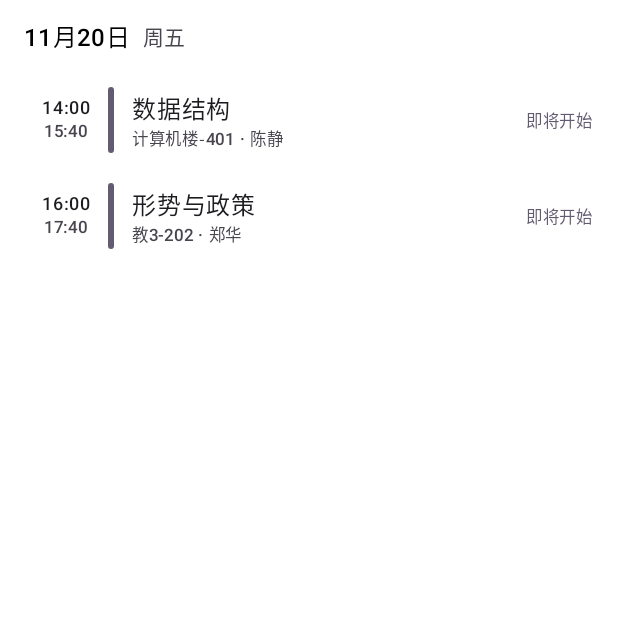
After one commit to 3beuml/UniPocket, an Android app built with Jetpack Compose: the composable TodayTab shown on its own in the app's theme, on a phone screen of 412 x 824 dp, the top half of it. The commit adds this screen. Run offline under Robolectric (Android 15) with nearby library versions, the phone set to English and light mode, and no system bars.

Commit message:
core-ui：今天页与今日课程时间轴
- todayItems()：当天课程按开始时刻排序、节次缺失跳过、进行中/即将开始/已结束三态，5 个单测
- TodayScreen：只画有课时段，不画课间空档；空态与加载态
- demo：底栏改为「今天 / 课表 / 空教室 / 专注 / 设置」，今天为首页
- 文档：README 与设计文档同步；接入指南补今天页复用法

```diff
--- /dev/null
+++ b/core-ui/src/main/kotlin/com/unipocket/ui/today/TodayItem.kt
@@ -0,0 +1,57 @@
+package com.unipocket.ui.today
+
+import com.unipocket.domain.Course
+import com.unipocket.domain.SchoolConfig
+import java.time.LocalTime
+import java.time.format.DateTimeFormatter
+
+/** 今天某节课相对当前时刻的状态 */
+enum class TodayStatus { ONGOING, UPCOMING, FINISHED }
+
+/** 今天时间轴上的一条：课程 + 真实起止时刻 + 状态 */
+data class TodayItem(
+    val course: Course,
+    val start: LocalTime,
+    val end: LocalTime,
+    val status: TodayStatus,
+) {
+    /** "08:00-09:40" */
+    val timeText: String get() = "${start.format(HH_MM)}-${end.format(HH_MM)}"
+
+    val statusLabel: String
+        get() = when (status) {
+            TodayStatus.ONGOING -> "进行中"
+            TodayStatus.UPCOMING -> "即将开始"
+            TodayStatus.FINISHED -> "已结束"
+        }
+
+    private companion object {
+        val HH_MM: DateTimeFormatter = DateTimeFormatter.ofPattern("HH:mm")
+    }
+}
+
+/**
+ * 把某一天的课程整理成今天时间轴。
+ *
+ * - 只保留 [dayOfWeek] 当天的课；
+ * - 节次在 [SchoolConfig] 里查不到起止时间的条目会被跳过（数据不完整时不画错位置）；
+ * - 按开始时刻排序；
+ * - [now] 决定每条的 [TodayStatus]：结束时刻之前算"进行中"，之后算"已结束"。
+ */
+fun List<Course>.todayItems(
+    config: SchoolConfig,
+    dayOfWeek: Int,
+    now: LocalTime,
+): List<TodayItem> =
+    filter { it.dayOfWeek == dayOfWeek }
+        .mapNotNull { course ->
+            val start = config.period(course.startPeriod)?.start ?: return@mapNotNull null
+            val end = config.period(course.endPeriod)?.end ?: return@mapNotNull null
+            val status = when {
+                now >= end -> TodayStatus.FINISHED
+                now >= start -> TodayStatus.ONGOING
+                else -> TodayStatus.UPCOMING
+            }
+            TodayItem(course = course, start = start, end = end, status = status)
+        }
+        .sortedBy { it.start }
--- /dev/null
+++ b/core-ui/src/main/kotlin/com/unipocket/ui/today/TodayScreen.kt
@@ -0,0 +1,179 @@
+package com.unipocket.ui.today
+
+import androidx.compose.foundation.background
+import androidx.compose.foundation.clickable
+import androidx.compose.foundation.layout.Arrangement
+import androidx.compose.foundation.layout.Box
+import androidx.compose.foundation.layout.Column
+import androidx.compose.foundation.layout.PaddingValues
+import androidx.compose.foundation.layout.Row
+import androidx.compose.foundation.layout.Spacer
+import androidx.compose.foundation.layout.fillMaxSize
+import androidx.compose.foundation.layout.fillMaxWidth
+import androidx.compose.foundation.layout.height
+import androidx.compose.foundation.layout.padding
+import androidx.compose.foundation.layout.width
+import androidx.compose.foundation.lazy.LazyColumn
+import androidx.compose.foundation.lazy.items
+import androidx.compose.foundation.shape.RoundedCornerShape
+import androidx.compose.material3.CircularProgressIndicator
+import androidx.compose.material3.MaterialTheme
+import androidx.compose.material3.Text
+import androidx.compose.runtime.Composable
+import androidx.compose.ui.Alignment
+import androidx.compose.ui.Modifier
+import androidx.compose.ui.draw.clip
+import androidx.compose.ui.graphics.Color
+import androidx.compose.ui.text.font.FontWeight
+import androidx.compose.ui.unit.dp
+import com.unipocket.domain.Course
+import java.time.LocalDate
+import java.time.format.DateTimeFormatter
+
+/**
+ * 今天页（无状态）：把今天剩下的课排成时间轴。
+ *
+ * 课间空档刻意不画——只在有课时出现，避免制造"必须填满"的噪音。
+ */
+@Composable
+fun TodayScreen(
+    date: LocalDate,
+    items: List<TodayItem>,
+    modifier: Modifier = Modifier,
+    isLoading: Boolean = false,
+    onCourseClick: (Course) -> Unit = {},
+) {
+    Column(modifier) {
+        Row(
+            modifier = Modifier
+                .fillMaxWidth()
+                .padding(horizontal = 16.dp, vertical = 12.dp),
+            verticalAlignment = Alignment.CenterVertically,
+        ) {
+            Text(
+                text = date.format(DATE_FORMAT),
+                style = MaterialTheme.typography.titleMedium,
+            )
+            Spacer(Modifier.width(8.dp))
+            Text(
+                text = weekdayName(date),
+                style = MaterialTheme.typography.bodyMedium,
+                color = MaterialTheme.colorScheme.onSurfaceVariant,
+            )
+        }
+
+        Box(Modifier.weight(1f)) {
+            when {
+                isLoading -> CircularProgressIndicator(Modifier.align(Alignment.Center))
+
+                items.isEmpty() -> Column(
+                    modifier = Modifier.align(Alignment.Center),
+                    horizontalAlignment = Alignment.CenterHorizontally,
+                ) {
+                    Text(
+                        text = "今天没有课程",
+                        style = MaterialTheme.typography.titleMedium,
+                    )
+                    Text(
+                        text = "好好休息，或者去番茄钟专注一会儿",
+                        style = MaterialTheme.typography.bodySmall,
+                        color = MaterialTheme.colorScheme.onSurfaceVariant,
+                    )
+                }
+
+                else -> LazyColumn(
+                    modifier = Modifier.fillMaxSize(),
+                    contentPadding = PaddingValues(horizontal = 16.dp, vertical = 4.dp),
+                    verticalArrangement = Arrangement.spacedBy(8.dp),
+                ) {
+                    items(items, key = { it.course.id }) { item ->
+                        TodayRow(item = item, onClick = { onCourseClick(item.course) })
+                    }
+                }
+            }
+        }
+    }
+}
+
+@Composable
+private fun TodayRow(item: TodayItem, onClick: () -> Unit) {
+    val accent = when (item.status) {
+        TodayStatus.ONGOING -> MaterialTheme.colorScheme.primary
+        TodayStatus.UPCOMING -> MaterialTheme.colorScheme.secondary
+        TodayStatus.FINISHED -> MaterialTheme.colorScheme.outlineVariant
+    }
+    val contentAlpha = if (item.status == TodayStatus.FINISHED) 0.55f else 1f
+
+    Row(
+        modifier = Modifier
+            .fillMaxWidth()
+            .clip(RoundedCornerShape(10.dp))
+            .clickable(onClick = onClick)
+            .padding(vertical = 6.dp),
+        verticalAlignment = Alignment.CenterVertically,
+    ) {
+        Column(
+            modifier = Modifier.width(56.dp),
+            horizontalAlignment = Alignment.CenterHorizontally,
+        ) {
+            Text(
+                text = item.start.format(HH_MM),
+                style = MaterialTheme.typography.labelMedium,
+                color = MaterialTheme.colorScheme.onSurface.copy(alpha = contentAlpha),
+            )
+            Text(
+                text = item.end.format(HH_MM),
+                style = MaterialTheme.typography.labelSmall,
+                color = MaterialTheme.colorScheme.onSurfaceVariant.copy(alpha = contentAlpha),
+            )
+        }
+
+        Box(
+            modifier = Modifier
+                .width(4.dp)
+                .height(44.dp)
+                .clip(RoundedCornerShape(2.dp))
+                .background(accent),
+        )
+
+        Column(
+            modifier = Modifier
+                .weight(1f)
+                .padding(start = 12.dp),
+        ) {
+            Text(
+                text = item.course.name,
+                style = MaterialTheme.typography.bodyLarge,
+                fontWeight = if (item.status == TodayStatus.ONGOING) FontWeight.SemiBold else FontWeight.Normal,
+                color = MaterialTheme.colorScheme.onSurface.copy(alpha = contentAlpha),
+            )
+            val detail = listOfNotNull(item.course.room, item.course.teacher)
+                .filter { it.isNotBlank() }
+                .joinToString(" · ")
+            if (detail.isNotEmpty()) {
+                Text(
+                    text = detail,
+                    style = MaterialTheme.typography.labelSmall,
+                    color = MaterialTheme.colorScheme.onSurfaceVariant.copy(alpha = contentAlpha),
+                )
+            }
+        }
+
+        Text(
+            text = item.statusLabel,
+            style = MaterialTheme.typography.labelSmall,
+            color = if (item.status == TodayStatus.FINISHED) {
+                MaterialTheme.colorScheme.onSurfaceVariant
+            } else {
+                accent
+            },
+        )
+    }
+}
+
+private val DATE_FORMAT: DateTimeFormatter = DateTimeFormatter.ofPattern("M月d日")
+private val HH_MM: DateTimeFormatter = DateTimeFormatter.ofPattern("HH:mm")
+
+private fun weekdayName(date: LocalDate): String =
+    listOf("周一", "周二", "周三", "周四", "周五", "周六", "周日")
+        .getOrElse(date.dayOfWeek.value - 1) { "" }
--- a/demo/src/main/kotlin/com/unipocket/demo/MainActivity.kt
+++ b/demo/src/main/kotlin/com/unipocket/demo/MainActivity.kt
@@ -26,6 +26,7 @@ import com.unipocket.ui.AppTab
 import com.unipocket.ui.UniPocketTheme
 
 private val demoTabs = listOf(
+    AppTab(id = "today", label = "今天"),
     AppTab(id = "schedule", label = "课表"),
     AppTab(id = "rooms", label = "空教室"),
     AppTab(id = "focus", label = "专注"),
@@ -89,13 +90,15 @@ private fun DemoApp() {
                 "rooms" -> RoomTab()
                 "focus" -> FocusTab()
                 "settings" -> SettingsTab(prefsRepository)
-                else -> TimetableTab(prefs = prefs)
+                "schedule" -> TimetableTab(prefs = prefs)
+                else -> TodayTab()
             }
         }
     }
 }
 
 private fun titleFor(tabId: String): String = when (tabId) {
+    "today" -> "今天"
     "rooms" -> "空教室"
     "focus" -> "专注"
     "settings" -> "设置"
--- /dev/null
+++ b/demo/src/main/kotlin/com/unipocket/demo/TodayTab.kt
@@ -0,0 +1,51 @@
+package com.unipocket.demo
+
+import androidx.compose.runtime.Composable
+import androidx.compose.runtime.LaunchedEffect
+import androidx.compose.runtime.getValue
+import androidx.compose.runtime.mutableStateOf
+import androidx.compose.runtime.remember
+import androidx.compose.runtime.setValue
+import androidx.compose.ui.Modifier
+import androidx.lifecycle.compose.collectAsStateWithLifecycle
+import androidx.lifecycle.viewmodel.compose.viewModel
+import com.unipocket.ui.schedule.ScheduleViewModel
+import com.unipocket.ui.today.TodayScreen
+import com.unipocket.ui.today.todayItems
+import kotlinx.coroutines.delay
+import java.time.LocalDate
+import java.time.LocalTime
+
+/**
+ * 今天页：复用官方 [ScheduleViewModel] 的课程数据，只按"今天/当前时刻"重新整理。
+ * 每 30 秒刷新一次当前时间，跨节次/下课时状态会自动变。
+ */
+@Composable
+fun TodayTab(modifier: Modifier = Modifier) {
+    val config = FakeData.config
+    val source = remember { FakeScheduleSource() }
+    val viewModel: ScheduleViewModel = viewModel(
+        factory = ScheduleViewModel.factory(config, source),
+    )
+    val state by viewModel.state.collectAsStateWithLifecycle()
+
+    var now by remember { mutableStateOf(LocalTime.now()) }
+    LaunchedEffect(Unit) {
+        while (true) {
+            delay(30_000)
+            now = LocalTime.now()
+        }
+    }
+
+    val today = LocalDate.now()
+    val items = remember(state.courses, now, today) {
+        state.courses.todayItems(config, today.dayOfWeek.value, now)
+    }
+
+    TodayScreen(
+        date = today,
+        items = items,
+        modifier = modifier,
+        isLoading = state.isLoading,
+    )
+}
```
Also changed, not shown: 3 other files.
